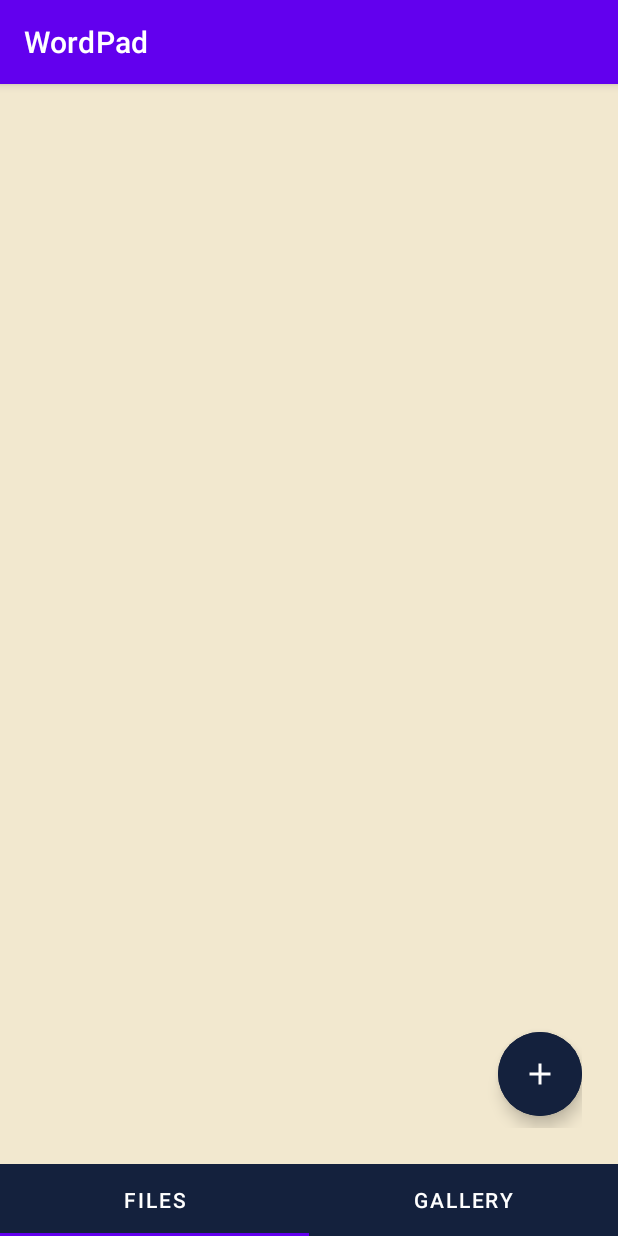
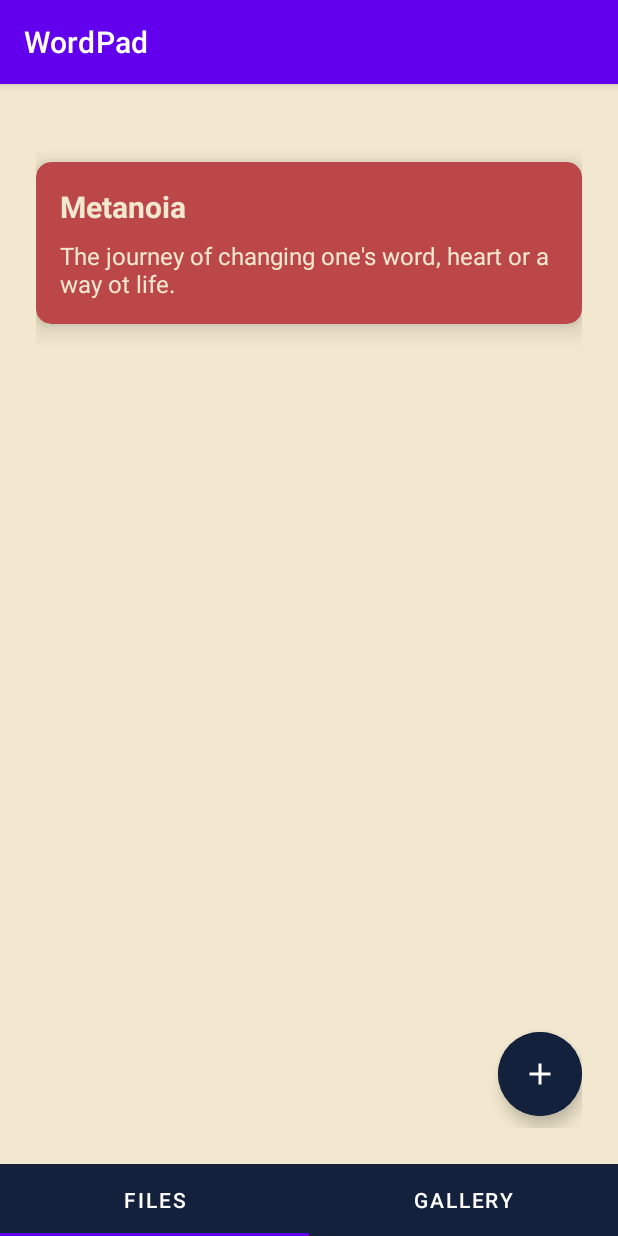
Before and after one commit to x1ang77/WordPadSubmission, an Android app: the screen it shows after launch (MainActivity), on a phone screen of 412 x 824 dp. Run offline under Robolectric (Android 15) with nearby library versions, the phone set to English and light mode, and no system bars.

Commit message:
first commit

```diff
--- a/app/src/main/java/com/nathalie/wordpad/repository/WordRepository.kt
+++ b/app/src/main/java/com/nathalie/wordpad/repository/WordRepository.kt
@@ -21,7 +21,6 @@ class WordRepository {
 
     fun addWord(word: Word): Word? {
         wordsMap[++counter] = word.copy(id = counter)
-        Log.d("get words", wordsMap.values.toString())
         return wordsMap[counter]
     }
 
--- a/app/src/main/java/com/nathalie/wordpad/ui/MainFragment.kt
+++ b/app/src/main/java/com/nathalie/wordpad/ui/MainFragment.kt
@@ -17,6 +17,8 @@ import com.nathalie.wordpad.viewModels.WordsViewModel
 
 class MainFragment : Fragment() {
     private lateinit var binding: FragmentMainBinding
+    private val wordsFragment = WordsFragment.getInstance()
+    private val completedWordsFragment = CompletedWordsFragment.getInstance()
     private val viewModel: WordsViewModel by viewModels {
         WordsViewModel.Provider((requireActivity() as MainActivity).wordRepo)
     }
@@ -33,7 +35,7 @@ class MainFragment : Fragment() {
         super.onViewCreated(view, savedInstanceState)
 
         val adapter = ViewPagerAdapter(
-            listOf(WordsFragment.getInstance(), CompletedWordsFragment.getInstance()),
+            listOf(wordsFragment, completedWordsFragment),
             requireActivity().supportFragmentManager,
             lifecycle
         )
@@ -48,11 +50,9 @@ class MainFragment : Fragment() {
         }.attach()
 
         setFragmentResultListener("from_add_item") { _, result ->
-
             val refresh = result.getBoolean("refresh")
-            Log.d("get words", "listener" + refresh)
             if (refresh) {
-//                viewModel.getWords()
+                wordsFragment.refresh()
             }
         }
     }
--- a/app/src/main/java/com/nathalie/wordpad/ui/WordsFragment.kt
+++ b/app/src/main/java/com/nathalie/wordpad/ui/WordsFragment.kt
@@ -20,7 +20,9 @@ import com.nathalie.wordpad.viewModels.WordsViewModel
 class WordsFragment : Fragment() {
     private lateinit var adapter: WordAdapter
     private lateinit var binding: FragmentWordsBinding
-    private val viewModel: WordsViewModel by viewModels(ownerProducer = requireParentFragment())
+    private val viewModel: WordsViewModel by viewModels {
+        WordsViewModel.Provider((requireActivity() as MainActivity).wordRepo)
+    }
     override fun onCreateView(
         inflater: LayoutInflater, container: ViewGroup?,
         savedInstanceState: Bundle?
@@ -41,22 +43,15 @@ class WordsFragment : Fragment() {
 
         viewModel.words.observe(viewLifecycleOwner) {
             adapter.setWords(it)
-            Log.d("get words", it.size.toString())
         }
 
         viewModel.words.observe(viewLifecycleOwner) {
             adapter.setWords(it)
         }
+    }
 
-        setFragmentResultListener("from_add_item") { _, result ->
-
-            val refresh = result.getBoolean("refresh")
-            Log.d("get words", "listener" + refresh)
-            if (refresh) {
-                viewModel.getWords()
-            }
-        }
-
+    fun refresh() {
+        viewModel.getWords()
     }
 
     fun setupAdapter() {
```
